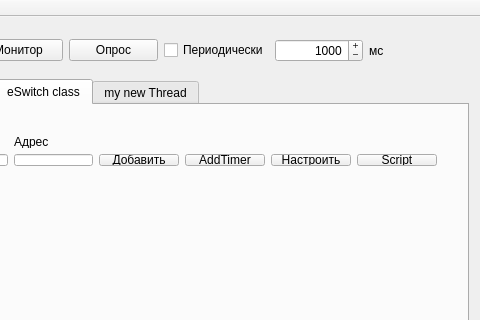
Above: mainwindow.ui from dm-urievich/byce_tool before the change; both pictures show x 237 to 717 and y 0 to 320 of the 717 by 440 pixel window. Below: the same form after it.
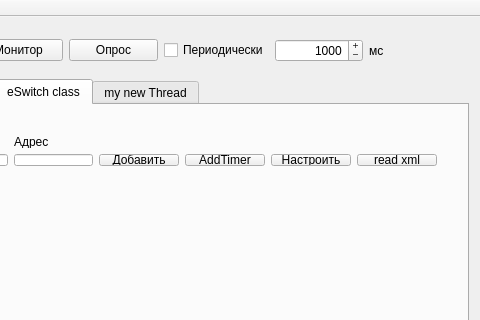
That is the form after the change.

The edit to the form file:
```diff
--- a/mainwindow.ui
+++ b/mainwindow.ui
@@ -1020,7 +1020,7 @@
          <item row="1" column="5">
           <widget class="QPushButton" name="pushButtonStartScript">
            <property name="text">
-            <string>Script</string>
+            <string>read xml</string>
            </property>
           </widget>
          </item>
```
